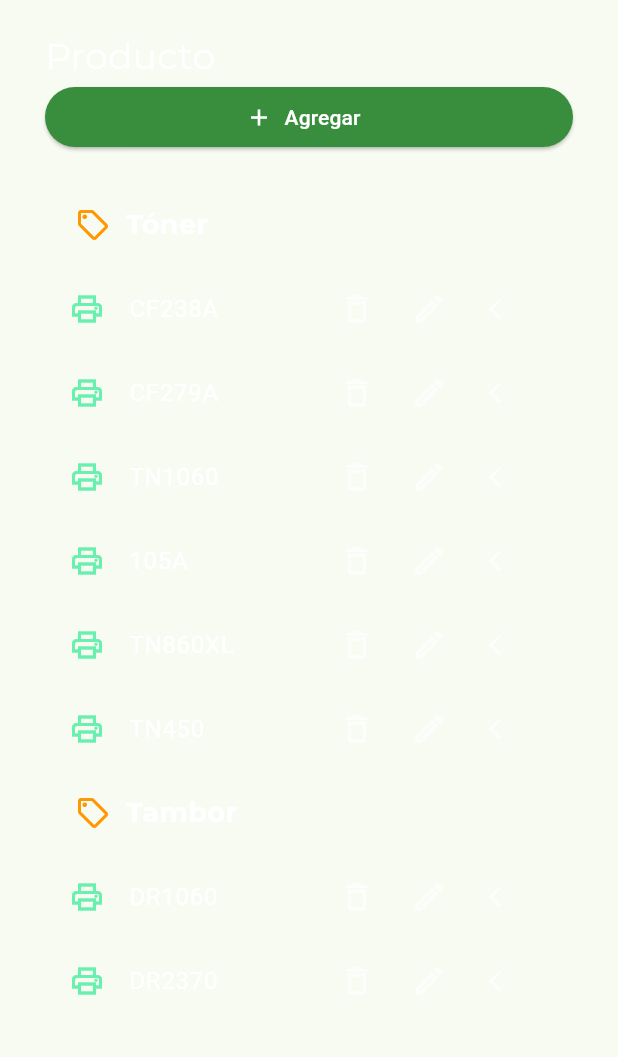
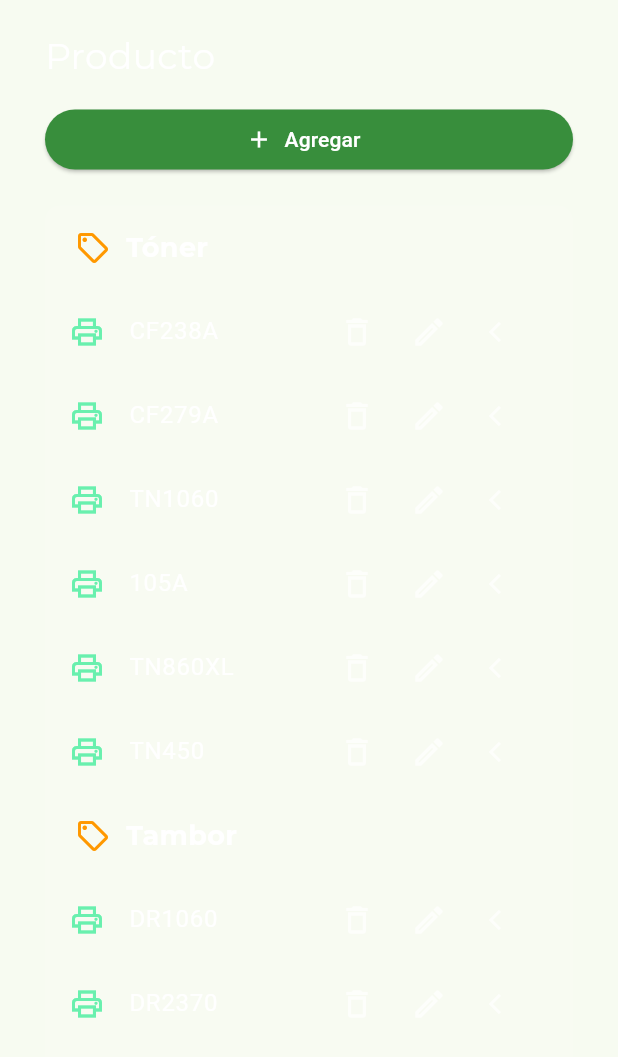
Before and after one commit to Straaizo/LH-INVENTARIO, a Flutter app: the ProductosPage widget shown alone on an empty page, opened directly, on a phone screen of 412 x 824 dp. Shown: the top 1057 px of the screen. Run offline on Flutter 3.47's test engine with Material 3 defaults, Android fonts, the phone set to English and light mode, and no system bars; our stand-ins replace google_fonts.

Commit message:
+ cambios

```diff
--- a/lib/Pages/Pag Principal/productos.dart
+++ b/lib/Pages/Pag Principal/productos.dart
@@ -58,7 +58,7 @@ Widget build(BuildContext context) {
 
 
 
-                  const SizedBox(width: 15),
+                  const SizedBox(height: 15),
 
                   Row(
                     children: [
```
